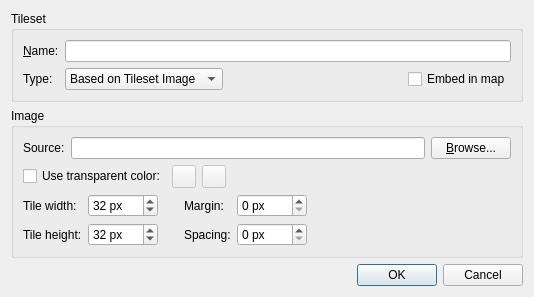
First picture: the form in src/tiled/newtilesetdialog.ui, repository mapeditor/tiled, before the edit.
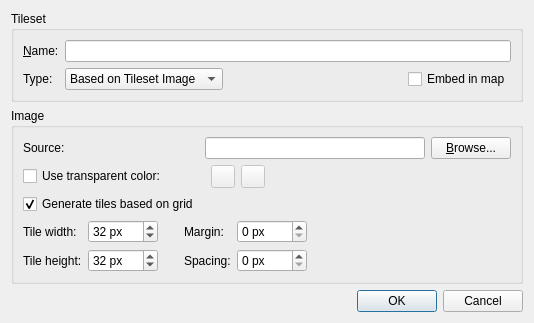
Second picture: the form after the edit. Icons and pictures are not drawn. Custom widgets are drawn as their Qt base class.

Commit message: Make tileset atlas grid generation optional

Patch:
```diff
--- a/src/tiled/newtilesetdialog.ui
+++ b/src/tiled/newtilesetdialog.ui
@@ -166,7 +166,17 @@
         </property>
        </spacer>
       </item>
-      <item row="2" column="0" colspan="6">
+      <item row="2" column="0">
+       <widget class="QCheckBox" name="generateGrid">
+        <property name="text">
+         <string>Generate tiles based on grid</string>
+        </property>
+        <property name="checked">
+         <bool>true</bool>
+        </property>
+       </widget>
+      </item>
+      <item row="3" column="0" colspan="6">
        <layout class="QGridLayout" name="gridLayout_3">
         <item row="1" column="1">
          <widget class="QSpinBox" name="tileHeight">
```
The commit also changes 3 other files.
